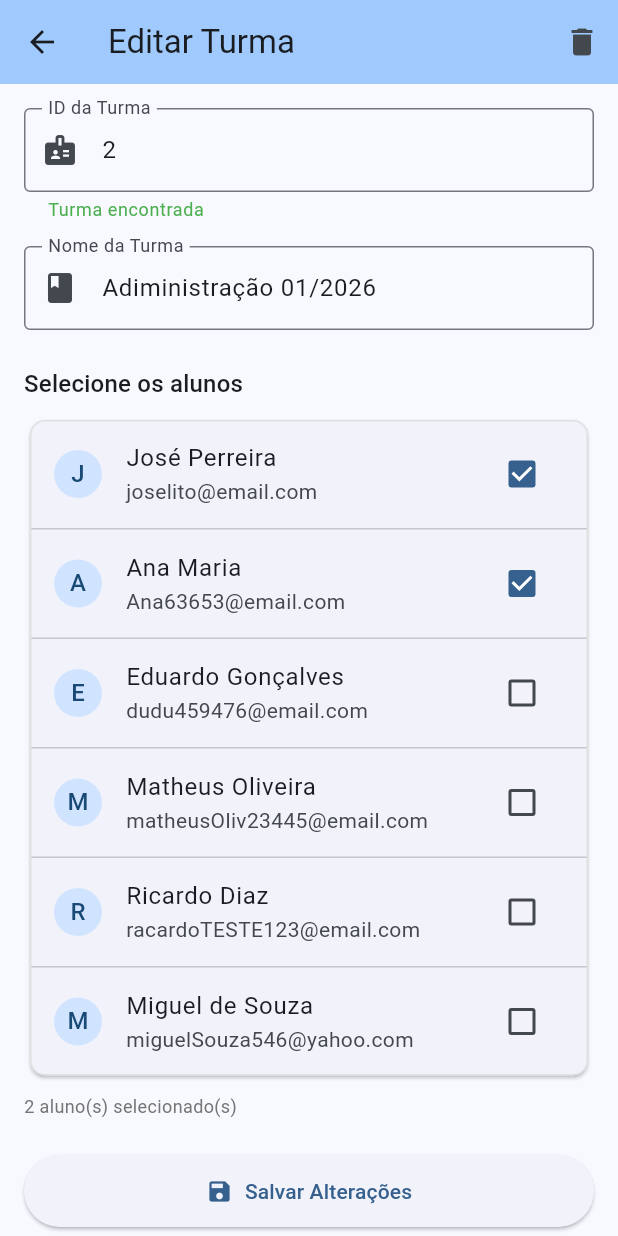
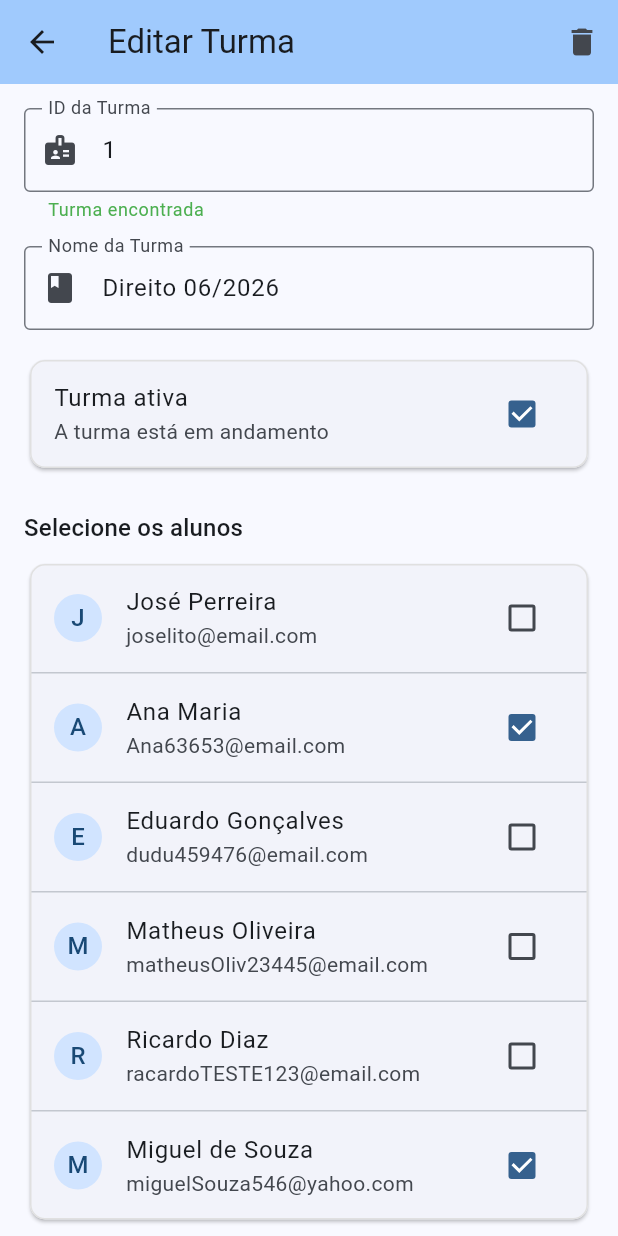
Before and after one commit to FelipeVieira4/gabarito_plus, a Flutter app: the CadastroTurma screen opened directly with sample values from the repository, on a phone screen of 412 x 824 dp. Run offline on Flutter 3.47's test engine with Material 3 defaults, Android fonts, the phone set to English and light mode, and no system bars.

Commit message:
feat: adicionado atributo de ativo a turma

```diff
--- a/lib/mocks/mock_turma.dart
+++ b/lib/mocks/mock_turma.dart
@@ -14,11 +14,29 @@ final Turma turmaMock = Turma(
       nome: 'Ana Maria',
       email: 'Ana63653@email.com'
     )
-  ]
+  ],
+  ativa: true,
 );
 
 
 final List<Turma> listaTurma = <Turma>[
+  Turma(
+    id: '1',
+    nomeTurma: 'Direito 06/2026',
+    listaAlunos: [
+      Aluno(
+        id: '2',
+        nome: 'Ana Maria',
+        email: 'Ana63653@email.com'
+      ),
+      Aluno(
+        id: '6',
+        nome: 'Miguel de Souza',
+        email: 'miguelSouza546@yahoo.com'
+      ),
+    ],
+    ativa: true,
+  ),
   Turma(
     id: '2',
     nomeTurma: 'Adiministração 01/2026',
@@ -32,7 +50,8 @@ final List<Turma> listaTurma = <Turma>[
         nome: 'Ana Maria',
         email: 'Ana63653@email.com'
       )
-    ]
+    ],
+    ativa: false,
   ),
   Turma(
     id: '3',
@@ -48,10 +67,11 @@ final List<Turma> listaTurma = <Turma>[
         nome: 'Matheus Oliveira',
         email: 'matheusOliv23445@email.com'
       ),
-    ]
+    ],
+    ativa: true,
   ),
   Turma(
-    id: '1',
+    id: '4',
     nomeTurma: 'Engenharia de Software 06/2025',
     listaAlunos: [
       Aluno(
@@ -64,6 +84,7 @@ final List<Turma> listaTurma = <Turma>[
         nome: 'Miguel de Souza',
         email: 'miguelSouza546@yahoo.com'
       )
-    ]
+    ],
+    ativa: true,
   )
 ];
--- a/lib/models/turma.dart
+++ b/lib/models/turma.dart
@@ -4,11 +4,12 @@ class Turma {
   final String id;
   final String nomeTurma;
   final List<Aluno> listaAlunos;
-
+  final bool ativa;
 
   Turma({
     required this.id,
     required this.nomeTurma,
     required this.listaAlunos,
+    required this.ativa
   });
 }
--- a/lib/views/turmas/cadastro_turma.dart
+++ b/lib/views/turmas/cadastro_turma.dart
@@ -8,7 +8,7 @@ class CadastroTurma extends StatefulWidget {
   const CadastroTurma({super.key, required this.title, this.turma});
 
   final String title;
-  final Turma? turma; // se vier preenchido, já abre em modo edição
+  final Turma? turma;
 
   @override
   State<CadastroTurma> createState() => _CadastroTurmaState();
@@ -20,8 +20,9 @@ class _CadastroTurmaState extends State<CadastroTurma> {
   final _nomeTurmaController = TextEditingController();
 
   final Set<Aluno> _alunosSelecionados = {};
+  bool _situacaoTurma = true; // sem tristate: turma só é ativa ou inativa
 
-  Turma? _turmaEncontrada; // null = ID em branco ou não encontrado
+  Turma? _turmaEncontrada;
 
   bool get _isEdicao => _turmaEncontrada != null;
 
@@ -49,12 +50,14 @@ class _CadastroTurmaState extends State<CadastroTurma> {
       if (encontrada.isNotEmpty) {
         _turmaEncontrada = encontrada.first;
         _nomeTurmaController.text = _turmaEncontrada!.nomeTurma;
+        _situacaoTurma = _turmaEncontrada!.ativa;
         _alunosSelecionados
           ..clear()
           ..addAll(_turmaEncontrada!.listaAlunos);
       } else {
         _turmaEncontrada = null;
         _nomeTurmaController.clear();
+        _situacaoTurma = true;
         _alunosSelecionados.clear();
       }
     });
@@ -83,6 +86,7 @@ class _CadastroTurmaState extends State<CadastroTurma> {
             id: _turmaEncontrada!.id,
             nomeTurma: _nomeTurmaController.text.trim(),
             listaAlunos: _alunosSelecionados.toList(),
+            ativa: _situacaoTurma,
           );
         });
       }
@@ -99,6 +103,7 @@ class _CadastroTurmaState extends State<CadastroTurma> {
         id: novoId,
         nomeTurma: _nomeTurmaController.text.trim(),
         listaAlunos: _alunosSelecionados.toList(),
+        ativa: _situacaoTurma,
       );
 
       setState(() {
@@ -191,6 +196,26 @@ class _CadastroTurmaState extends State<CadastroTurma> {
                   return null;
                 },
               ),
+              const SizedBox(height: 16),
+              // Situação da turma: ativa/inativa, sem estado indeterminado
+              Card(
+                shape: RoundedRectangleBorder(
+                  borderRadius: BorderRadius.circular(10),
+                  side: BorderSide(color: Colors.grey.shade300),
+                ),
+                child: CheckboxListTile(
+                  value: _situacaoTurma,
+                  title: const Text('Turma ativa'),
+                  subtitle: Text(_situacaoTurma
+                      ? 'A turma está em andamento'
+                      : 'A turma está inativa/encerrada'),
+                  onChanged: (bool? value) {
+                    setState(() {
+                      _situacaoTurma = value ?? true;
+                    });
+                  },
+                ),
+              ),
               const SizedBox(height: 24),
               Align(
                 alignment: Alignment.centerLeft,
```
